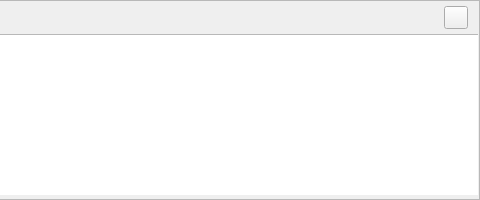
Qt form src/ui/widgets/eventlogwidget.ui (sanny32/OpenUaSim) before a commit; both pictures show x 420 to 900 and y 0 to 200 of the 900 by 200 pixel window.
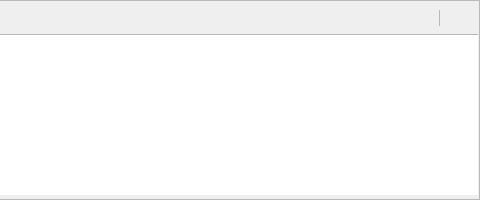
The same form after that commit.

Commit message:
Follow new event log rows only from the bottom and add a close button
The event log panel scrolls to new entries only while its newest entry is
in view, so scrolling up to read older entries is no longer undone by the
next message. A close button, set apart from the clear button, switches
the panel off through the View menu action.

Patch:
```diff
--- a/src/ui/widgets/eventlogwidget.ui
+++ b/src/ui/widgets/eventlogwidget.ui
@@ -34,6 +34,9 @@
    </property>
    <item>
     <layout class="QHBoxLayout" name="headerLayout">
+     <property name="spacing">
+      <number>4</number>
+     </property>
      <property name="leftMargin">
       <number>12</number>
      </property>
@@ -74,11 +77,46 @@
      </item>
      <item>
       <widget class="QToolButton" name="clearButton">
+       <property name="autoRaise">
+        <bool>true</bool>
+       </property>
        <property name="toolTip">
         <string>Clear Log</string>
        </property>
       </widget>
      </item>
+     <item>
+      <widget class="QFrame" name="closeSeparator">
+       <property name="minimumSize">
+        <size>
+         <width>1</width>
+         <height>16</height>
+        </size>
+       </property>
+       <property name="maximumSize">
+        <size>
+         <width>1</width>
+         <height>16</height>
+        </size>
+       </property>
+       <property name="frameShape">
+        <enum>QFrame::StyledPanel</enum>
+       </property>
+       <property name="separator" stdset="0">
+        <bool>true</bool>
+       </property>
+      </widget>
+     </item>
+     <item>
+      <widget class="QToolButton" name="closeButton">
+       <property name="autoRaise">
+        <bool>true</bool>
+       </property>
+       <property name="toolTip">
+        <string>Close</string>
+       </property>
+      </widget>
+     </item>
     </layout>
    </item>
    <item>
```
The commit also changes 9 other files.
